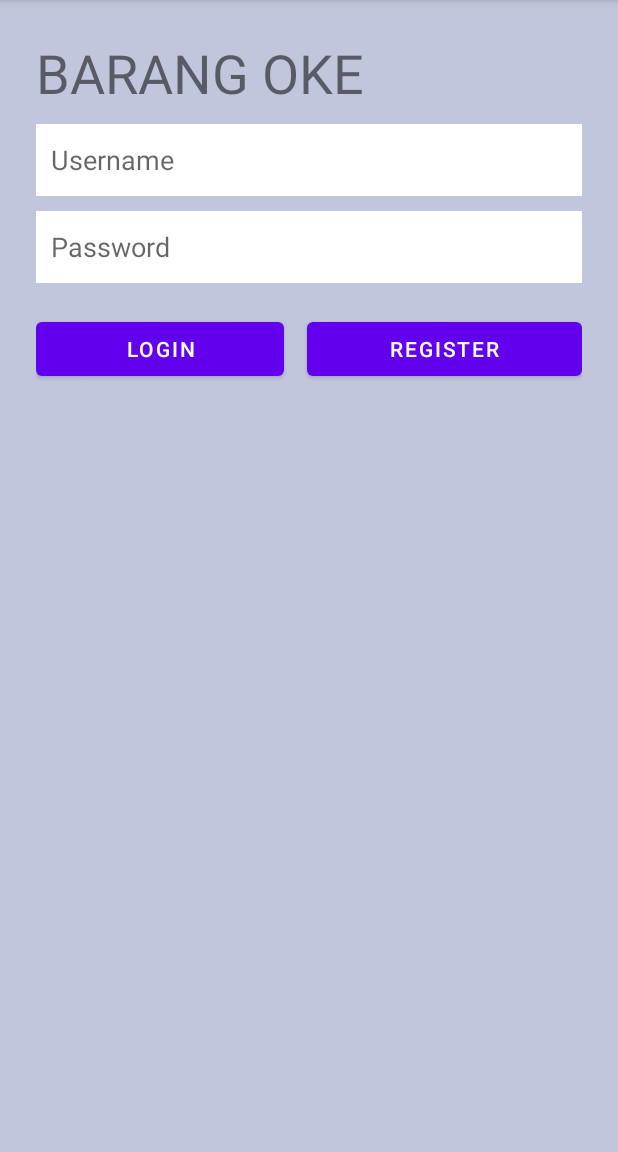
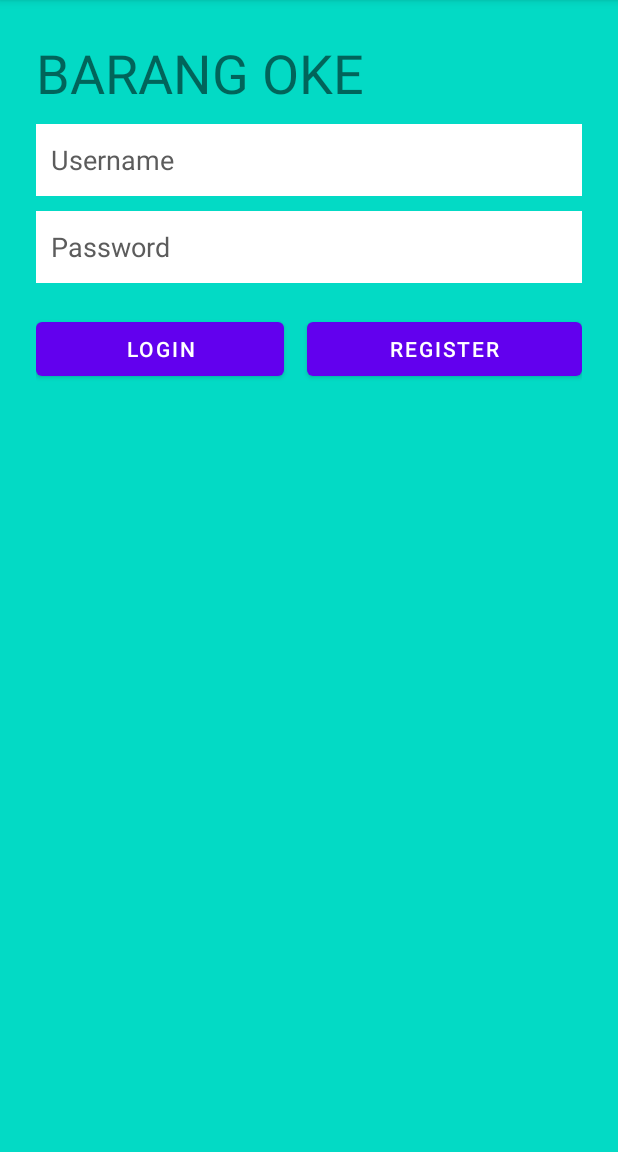
Before and after one commit to OmMamo/ProgAndroid_71190425, an Android app: the screen it shows after launch (MainActivity), on a phone screen of 412 x 824 dp, the part 84-1236 px from its top. Run offline under Robolectric (Android 15) with nearby library versions, the phone set to English and light mode, and no system bars.

Commit message:
revisi_pertemuan4

```diff
--- a/pertemuan4_71190425/app/src/main/res/layout/activity_main.xml
+++ b/pertemuan4_71190425/app/src/main/res/layout/activity_main.xml
@@ -6,7 +6,7 @@
     android:layout_height="match_parent"
     android:orientation="vertical"
     android:padding="24dp"
-    android:background="@color/material_dynamic_secondary80"
+    android:background="@color/teal_200"
     tools:context=".MainActivity">
 
 
@@ -15,7 +15,7 @@
         android:layout_width="match_parent"
         android:layout_height="wrap_content"
         android:textSize="36sp"
-        android:text="BARANG OKE" />
+        android:text="@string/barang_oke" />
 
     <EditText
         android:id="@+id/editTextTextPersonName3"
@@ -25,9 +25,11 @@
         android:inputType="textEmailAddress"
         android:minHeight="48dp"
         android:padding="10dp"
+        android:textColor="@color/black"
         android:layout_marginTop="10dp"
-        android:background="@color/cardview_light_background"
-        android:hint="Username" />
+        android:background="@color/white"
+        android:hint="@string/username"
+        android:textColorHint="#5C5C5C"/>
 
 
     <EditText
@@ -38,9 +40,11 @@
         android:inputType="textPassword"
         android:minHeight="48dp"
         android:padding="10dp"
+        android:textColor="@color/black"
         android:layout_marginTop="10dp"
-        android:background="@color/cardview_light_background"
-        android:hint="Password"/>
+        android:background="@color/white"
+        android:hint="@string/password"
+        android:textColorHint="#5C5C5C"/>
 
     <LinearLayout
         android:layout_width="match_parent"
@@ -51,9 +55,9 @@
             android:layout_width="wrap_content"
             android:layout_height="wrap_content"
             android:layout_weight="1"
-            android:layout_marginRight="15dp"
+            android:layout_marginEnd="15dp"
             android:layout_marginTop="20dp"
-            android:text="Login" />
+            android:text="@string/login" />
 
         <Button
             android:id="@+id/button6"
@@ -61,7 +65,7 @@
             android:layout_height="wrap_content"
             android:layout_weight="1"
             android:layout_marginTop="20dp"
-            android:text="Register" />
+            android:text="@string/register" />
     </LinearLayout>
 
 
--- a/pertemuan4_71190425/app/src/main/res/values/strings.xml
+++ b/pertemuan4_71190425/app/src/main/res/values/strings.xml
@@ -1,3 +1,8 @@
 <resources>
     <string name="app_name">pertemuan4_71190425</string>
+    <string name="barang_oke">BARANG OKE</string>
+    <string name="login">Login</string>
+    <string name="register">Register</string>
+    <string name="username">Username</string>
+    <string name="password">Password</string>
 </resources>
--- a/pertemuan4_71190425/build.gradle
+++ b/pertemuan4_71190425/build.gradle
@@ -2,7 +2,7 @@
 plugins {
     id 'com.android.application' version '7.1.1' apply false
     id 'com.android.library' version '7.1.1' apply false
-    id 'org.jetbrains.kotlin.android' version '1.5.30' apply false
+    id 'org.jetbrains.kotlin.android' version '1.6.10' apply false
 }
 
 task clean(type: Delete) {
```
